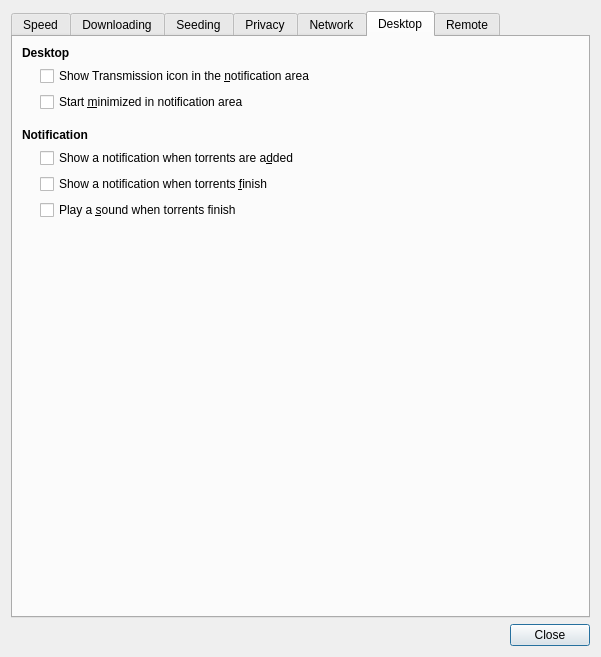
This is qt/PrefsDialog.ui in transmission/transmission as Qt 5 draws it before an edit. The edited form follows.
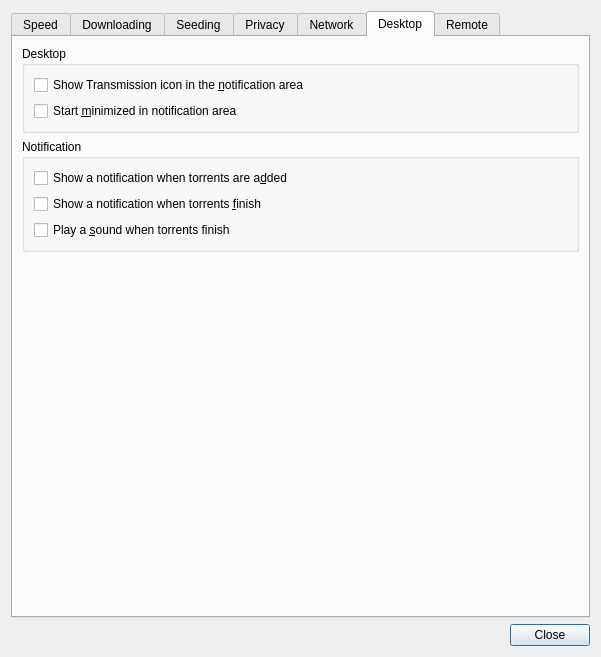
This is the edited form. The open tabs and pages were chosen to show the change. Icons and pictures are not drawn. Custom widgets are drawn as their Qt base class.

Commit message: Preferences dialog Desktop tab a11y improvements

Patch:
```diff
--- a/qt/PrefsDialog.ui
+++ b/qt/PrefsDialog.ui
@@ -847,20 +847,11 @@
       </attribute>
       <layout class="QVBoxLayout" name="desktopTabLayout">
        <item>
-        <widget class="QLabel" name="desktopSectionLabel">
-         <property name="styleSheet">
-          <string notr="true">font-weight:bold</string>
-         </property>
-         <property name="text">
+        <widget class="QGroupBox" name="desktopSection">
+         <property name="title">
           <string>Desktop</string>
          </property>
-        </widget>
-       </item>
-       <item>
         <layout class="QVBoxLayout" name="desktopSectionLayout">
-         <property name="leftMargin">
-          <number>18</number>
-         </property>
          <item>
           <widget class="QCheckBox" name="showTrayIconCheck">
            <property name="text">
@@ -876,38 +867,14 @@
           </widget>
          </item>
         </layout>
+        </widget>
        </item>
        <item>
-        <spacer name="notificationSectionSpacer">
-         <property name="orientation">
-          <enum>Qt::Vertical</enum>
-         </property>
-         <property name="sizeType">
-          <enum>QSizePolicy::Fixed</enum>
-         </property>
-         <property name="sizeHint" stdset="0">
-          <size>
-           <width>1</width>
-           <height>10</height>
-          </size>
-         </property>
-        </spacer>
-       </item>
-       <item>
-        <widget class="QLabel" name="notificationSectionLabel">
-         <property name="styleSheet">
-          <string notr="true">font-weight:bold</string>
-         </property>
-         <property name="text">
+        <widget class="QGroupBox" name="notificationSection">
+         <property name="title">
           <string>Notification</string>
          </property>
-        </widget>
-       </item>
-       <item>
         <layout class="QVBoxLayout" name="notificationSectionLayout">
-         <property name="leftMargin">
-          <number>18</number>
-         </property>
          <item>
           <widget class="QCheckBox" name="notifyOnTorrentAddedCheck">
            <property name="text">
@@ -930,6 +897,7 @@
           </widget>
          </item>
         </layout>
+        </widget>
        </item>
        <item>
         <spacer name="desktopTabBottomSpacer">
```
Lines whose indentation alone changed are shown as unchanged.
